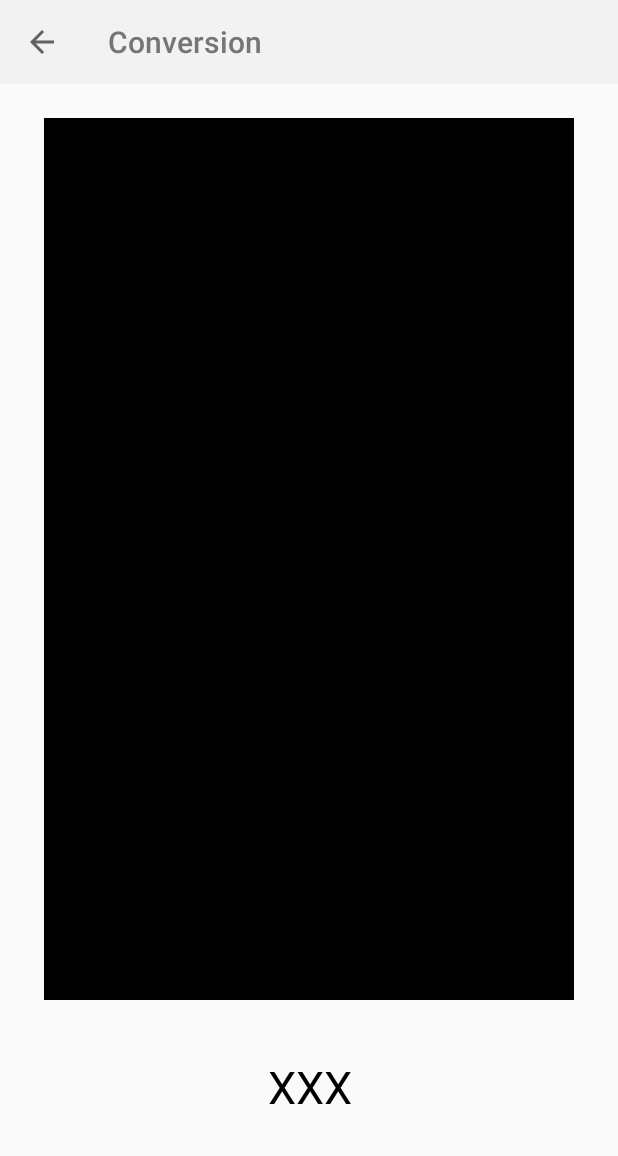
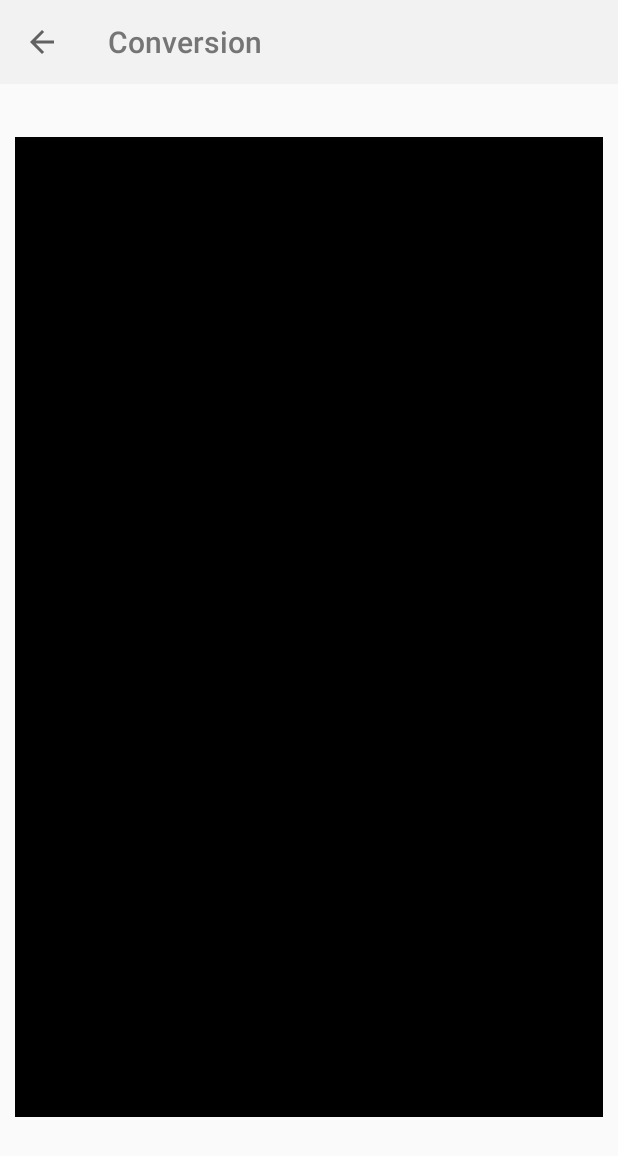
Before and after one commit to saldanhandre/ciphra, an Android app: the ImageDisplayActivity screen opened directly, with no data from a screen before it, on a phone screen of 412 x 824 dp. Shown: the top 1156 px of the screen. Run offline under Robolectric (Android 15) with nearby library versions, the phone set to English and light mode, and no system bars; libraries missing offline, so code that uses them is left out: org.opencv.android, org.opencv.core, org.opencv.imgproc; 1 statement that could not run was skipped.

Commit message:
Removed results field under the image

```diff
--- a/app/src/main/java/com/example/uidesign_cistercian/ImageDisplayActivity.java
+++ b/app/src/main/java/com/example/uidesign_cistercian/ImageDisplayActivity.java
@@ -366,7 +366,7 @@ public class ImageDisplayActivity extends AppCompatActivity {
 
             if(numberResult >= 0) {
                 arabicResults.add(numberResult);
-                updateResultsDisplay();
+//                updateResultsDisplay();
                 // Add result to history
                 ConversionHistoryManager.getInstance(getApplicationContext()).addConversion(numberResult);
             }
@@ -375,7 +375,7 @@ public class ImageDisplayActivity extends AppCompatActivity {
             textView.setText(String.valueOf(numberResult));
             textView.setTextColor(darkBlue);
             textView.setBackgroundColor(lightBlue);
-            textView.setTextSize(TypedValue.COMPLEX_UNIT_SP, 18); // text size
+            textView.setTextSize(TypedValue.COMPLEX_UNIT_SP, 20); // text size
 
             // Create layout params to set position
             FrameLayout.LayoutParams params = new FrameLayout.LayoutParams(FrameLayout.LayoutParams.WRAP_CONTENT, FrameLayout.LayoutParams.WRAP_CONTENT);
@@ -2109,19 +2109,19 @@ public class ImageDisplayActivity extends AppCompatActivity {
     }
 
 //CHECK
-    private void updateResultsDisplay() {
-        TextView resultsView = findViewById(R.id.results);
-        StringBuilder resultsText = new StringBuilder("Results:\n");
-        for (int result : arabicResults) {
-            if(arabicResults.size() > 1) {
-                resultsText.append(result).append(", ");
-            }
-            else {
-                resultsText.append(result).append("");
-            }
-        }
-        resultsView.setText(resultsText.toString());
-    }
+//    private void updateResultsDisplay() {
+//        TextView resultsView = findViewById(R.id.results);
+//        StringBuilder resultsText = new StringBuilder("Results:\n");
+//        for (int result : arabicResults) {
+//            if(arabicResults.size() > 1) {
+//                resultsText.append(result).append(", ");
+//            }
+//            else {
+//                resultsText.append(result).append("");
+//            }
+//        }
+//        resultsView.setText(resultsText.toString());
+//    }
 
     private void displayResultsOnImageOverlay(Mat imageMat, List<Rect> cipherRects, List<Integer> results) {
         FrameLayout layout = findViewById(R.id.imageOverlayLayout);
--- a/app/src/main/res/layout/activity_image_display.xml
+++ b/app/src/main/res/layout/activity_image_display.xml
@@ -40,8 +40,8 @@
             app:layout_constraintEnd_toEndOf="parent"
             app:layout_constraintStart_toStartOf="parent"
             app:layout_constraintTop_toTopOf="parent"
-            app:layout_constraintVertical_bias="0.5"
-            app:layout_constraintWidth_percent=".9">
+            app:layout_constraintVertical_bias="1"
+            app:layout_constraintWidth_percent="1">
 
             <ImageView
                 android:id="@+id/image_display_view"
@@ -52,21 +52,6 @@
 
             <!-- TextViews will be dynamically added based on cipher detection -->
         </FrameLayout>
-
-        <TextView
-            android:id="@+id/results"
-            android:layout_width="wrap_content"
-            android:layout_height="wrap_content"
-            android:gravity="center"
-            android:text="XXX"
-            android:textColor="#000000"
-            android:textSize="30sp"
-            app:layout_constraintBottom_toBottomOf="parent"
-            app:layout_constraintEnd_toEndOf="parent"
-            app:layout_constraintHorizontal_bias="0.501"
-            app:layout_constraintStart_toStartOf="parent"
-            app:layout_constraintTop_toTopOf="parent"
-            app:layout_constraintVertical_bias="1" />
 
     </androidx.constraintlayout.widget.ConstraintLayout>
 
@@ -84,7 +69,21 @@
         app:layout_constraintTop_toTopOf="parent"
         app:layout_constraintVertical_bias="0.95"
         app:layout_constraintWidth_percent="1" />
-        -->
+
+    <TextView
+        android:id="@+id/results"
+        android:layout_width="wrap_content"
+        android:layout_height="wrap_content"
+        android:gravity="center"
+        android:text="XXX"
+        android:textColor="#000000"
+        android:textSize="30sp"
+        app:layout_constraintBottom_toBottomOf="parent"
+        app:layout_constraintEnd_toEndOf="parent"
+        app:layout_constraintHorizontal_bias="0.501"
+        app:layout_constraintStart_toStartOf="parent"
+        app:layout_constraintTop_toTopOf="parent"
+        app:layout_constraintVertical_bias="1" />-->
 
 
 </androidx.constraintlayout.widget.ConstraintLayout>
```
